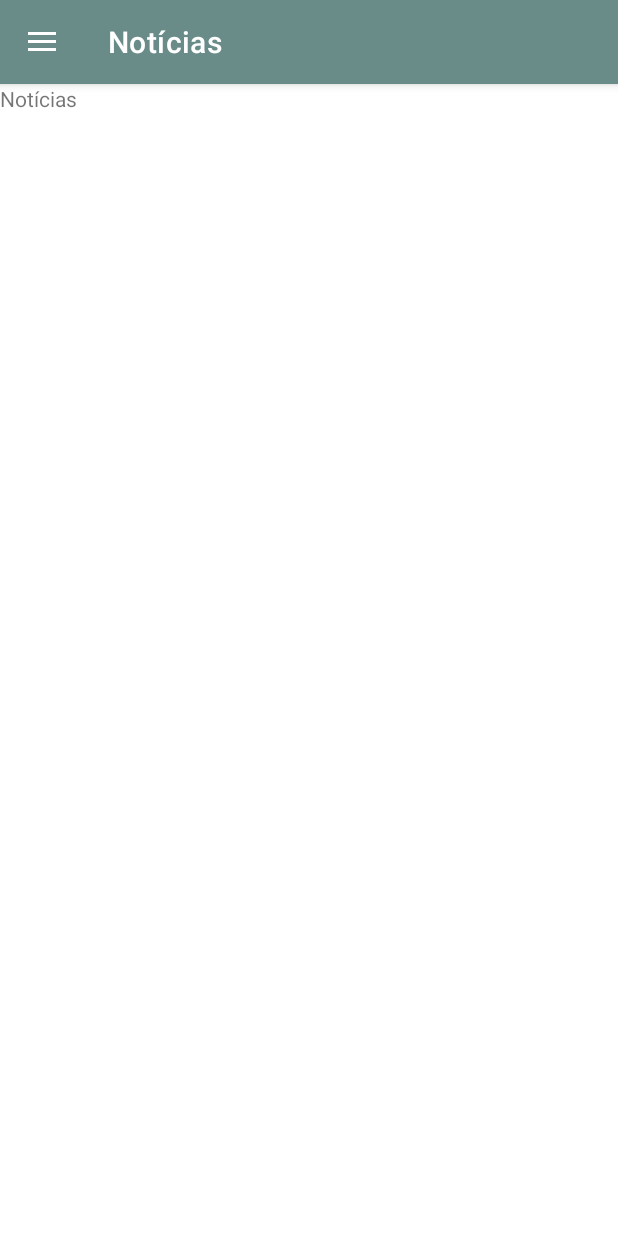
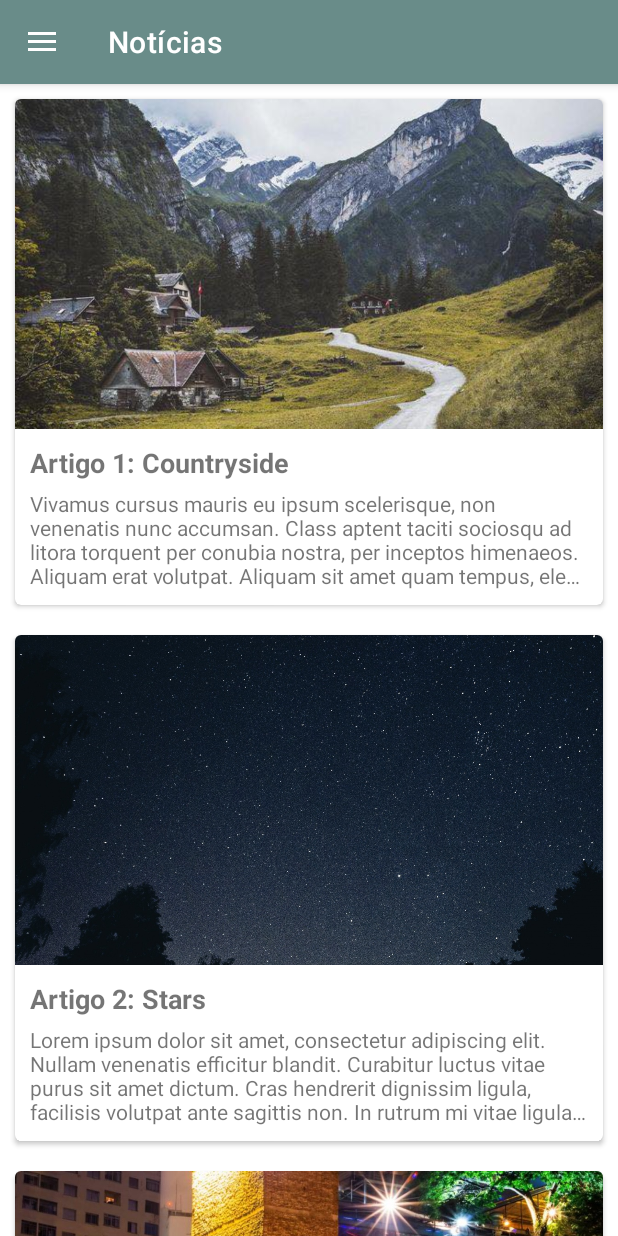
Before and after one commit to gabrieldumes/super-app-3.0, an Android app: the screen it shows after launch (MainActivity), in the side drawer, after a tap on "Notícias", on a phone screen of 412 x 824 dp. Run offline under Robolectric (Android 15) with nearby library versions, the light colour scheme and no system bars; our stand-ins replace navigation-ui.

Commit message:
Fragment Notícias

```diff
--- a/app/src/main/AndroidManifest.xml
+++ b/app/src/main/AndroidManifest.xml
@@ -10,7 +10,7 @@
         android:supportsRtl="true"
         android:theme="@style/Theme.SuperApp30">
         <activity
-            android:name=".MainActivity"
+            android:name=".activity.MainActivity"
             android:label="@string/app_name"
             android:theme="@style/Theme.SuperApp30.NoActionBar">
             <intent-filter>
--- a/app/src/main/java/com/example/superapp30/MainActivity.java
+++ b/app/src/main/java/com/example/superapp30/activity/MainActivity.java
@@ -1,9 +1,10 @@
-package com.example.superapp30;
+package com.example.superapp30.activity;
 
 import android.os.Bundle;
 import android.view.View;
 import android.view.Menu;
 
+import com.example.superapp30.R;
 import com.google.android.material.floatingactionbutton.FloatingActionButton;
 import com.google.android.material.snackbar.Snackbar;
 import com.google.android.material.navigation.NavigationView;
@@ -34,8 +35,7 @@ public class MainActivity extends AppCompatActivity {
         // menu should be considered as top level destinations.
         mAppBarConfiguration = new AppBarConfiguration.Builder(
                 R.id.nav_inicio, R.id.nav_noticias, R.id.nav_calculadora,
-                R.id.nav_lista_tarefas, R.id.nav_lista_livros, R.id.nav_media
-        )
+                R.id.nav_lista_tarefas, R.id.nav_lista_livros, R.id.nav_media)
                 .setDrawerLayout(drawer)
                 .build();
         NavController navController = Navigation.findNavController(this, R.id.nav_host_fragment);
--- /dev/null
+++ b/app/src/main/java/com/example/superapp30/adapter/AdapterNoticias.java
@@ -0,0 +1,59 @@
+package com.example.superapp30.adapter;
+
+import android.view.LayoutInflater;
+import android.view.View;
+import android.view.ViewGroup;
+import android.widget.ImageView;
+import android.widget.TextView;
+
+import androidx.annotation.NonNull;
+import androidx.recyclerview.widget.RecyclerView;
+
+import com.example.superapp30.R;
+import com.example.superapp30.model.Noticia;
+
+import java.util.List;
+
+public class AdapterNoticias extends RecyclerView.Adapter<AdapterNoticias.MyViewHolder> {
+
+    private List<Noticia> listaNoticias;
+
+    public AdapterNoticias(List<Noticia> listaNoticias) {
+        this.listaNoticias = listaNoticias;
+    }
+
+    @NonNull
+    @Override
+    public MyViewHolder onCreateViewHolder(@NonNull ViewGroup parent, int viewType) {
+        View itemView = LayoutInflater.from(parent.getContext())
+                .inflate(R.layout.item_lista_noticias, parent, false);
+        return new MyViewHolder(itemView);
+    }
+
+    @Override
+    public void onBindViewHolder(@NonNull MyViewHolder holder, int position) {
+        Noticia noticia = listaNoticias.get(position);
+        holder.imagem.setImageResource(noticia.getImagem());
+        holder.textTitulo.setText(noticia.getTitulo());
+        holder.textArtigo.setText(noticia.getArtigo());
+    }
+
+    @Override
+    public int getItemCount() {
+        return listaNoticias.size();
+    }
+
+    public class MyViewHolder extends RecyclerView.ViewHolder {
+
+        private ImageView imagem;
+        private TextView textTitulo, textArtigo;
+
+        public MyViewHolder(@NonNull View itemView) {
+            super(itemView);
+
+            imagem = itemView.findViewById(R.id.imageItemNoticias);
+            textTitulo = itemView.findViewById(R.id.textItemTituloNoticias);
+            textArtigo = itemView.findViewById(R.id.textArtigoItemNoticias);
+        }
+    }
+}
--- /dev/null
+++ b/app/src/main/java/com/example/superapp30/model/Noticia.java
@@ -0,0 +1,41 @@
+package com.example.superapp30.model;
+
+public class Noticia {
+
+    private int imagem;
+    private String titulo, artigo;
+
+    public Noticia() {
+
+    }
+
+    public Noticia(int imagem, String titulo, String artigo) {
+        this.imagem = imagem;
+        this.titulo = titulo;
+        this.artigo = artigo;
+    }
+
+    public int getImagem() {
+        return imagem;
+    }
+
+    public void setImagem(int imagem) {
+        this.imagem = imagem;
+    }
+
+    public String getTitulo() {
+        return titulo;
+    }
+
+    public void setTitulo(String titulo) {
+        this.titulo = titulo;
+    }
+
+    public String getArtigo() {
+        return artigo;
+    }
+
+    public void setArtigo(String artigo) {
+        this.artigo = artigo;
+    }
+}
--- a/app/src/main/java/com/example/superapp30/ui/NoticiasFragment.java
+++ b/app/src/main/java/com/example/superapp30/ui/NoticiasFragment.java
@@ -3,64 +3,63 @@ package com.example.superapp30.ui;
 import android.os.Bundle;
 
 import androidx.fragment.app.Fragment;
+import androidx.recyclerview.widget.LinearLayoutManager;
+import androidx.recyclerview.widget.RecyclerView;
 
 import android.view.LayoutInflater;
 import android.view.View;
 import android.view.ViewGroup;
 
 import com.example.superapp30.R;
+import com.example.superapp30.adapter.AdapterNoticias;
+import com.example.superapp30.model.Noticia;
 
-/**
- * A simple {@link Fragment} subclass.
- * Use the {@link NoticiasFragment#newInstance} factory method to
- * create an instance of this fragment.
- */
+import java.util.ArrayList;
+import java.util.List;
+
 public class NoticiasFragment extends Fragment {
 
-    // TODO: Rename parameter arguments, choose names that match
-    // the fragment initialization parameters, e.g. ARG_ITEM_NUMBER
-    private static final String ARG_PARAM1 = "param1";
-    private static final String ARG_PARAM2 = "param2";
+    private RecyclerView recyclerViewNoticias;
 
-    // TODO: Rename and change types of parameters
-    private String mParam1;
-    private String mParam2;
+    private List<Noticia> listaNoticias = new ArrayList<>();
 
-    public NoticiasFragment() {
-        // Required empty public constructor
+    public View onCreateView(LayoutInflater inflater, ViewGroup container,
+                             Bundle savedInstanceState) {
+        View view = inflater.inflate(R.layout.fragment_noticias, container, false);
+
+        recyclerViewNoticias = view.findViewById(R.id.recyclerViewNoticias);
+
+        RecyclerView.LayoutManager layoutManager = new LinearLayoutManager(getActivity());
+        recyclerViewNoticias.setLayoutManager(layoutManager);
+        recyclerViewNoticias.setHasFixedSize(true);
+
+        criarNoticas();
+
+        AdapterNoticias adapter = new AdapterNoticias(listaNoticias);
+        recyclerViewNoticias.setAdapter(adapter);
+
+        return view;
     }
 
-    /**
-     * Use this factory method to create a new instance of
-     * this fragment using the provided parameters.
-     *
-     * @param param1 Parameter 1.
-     * @param param2 Parameter 2.
-     * @return A new instance of fragment NoticiasFragment.
-     */
-    // TODO: Rename and change types and number of parameters
-    public static NoticiasFragment newInstance(String param1, String param2) {
-        NoticiasFragment fragment = new NoticiasFragment();
-        Bundle args = new Bundle();
-        args.putString(ARG_PARAM1, param1);
-        args.putString(ARG_PARAM2, param2);
-        fragment.setArguments(args);
-        return fragment;
-    }
+    public void criarNoticas() {
+        Noticia noticia = new Noticia(R.drawable.countryside, "Artigo 1: Countryside", "");
+        noticia.setArtigo(getResources().getString(R.string.noticia_countryside));
+        listaNoticias.add(noticia);
 
-    @Override
-    public void onCreate(Bundle savedInstanceState) {
-        super.onCreate(savedInstanceState);
-        if (getArguments() != null) {
-            mParam1 = getArguments().getString(ARG_PARAM1);
-            mParam2 = getArguments().getString(ARG_PARAM2);
-        }
-    }
+        noticia = new Noticia(R.drawable.stars, "Artigo 2: Stars", "");
+        noticia.setArtigo(getResources().getString(R.string.noticia_stars));
+        listaNoticias.add(noticia);
 
-    @Override
-    public View onCreateView(LayoutInflater inflater, ViewGroup container,
-                             Bundle savedInstanceState) {
-        // Inflate the layout for this fragment
-        return inflater.inflate(R.layout.fragment_noticias, container, false);
+        noticia = new Noticia(R.drawable.arch, "Artigo 3: Arquitetura", "");
+        noticia.setArtigo(getResources().getString(R.string.noticia_arch));
+        listaNoticias.add(noticia);
+
+        noticia = new Noticia(R.drawable.car, "Artigo 4: Carro", "");
+        noticia.setArtigo(getResources().getString(R.string.noticia_car));
+        listaNoticias.add(noticia);
+
+        noticia = new Noticia(R.drawable.boson, "Artigo 5: Bóson", "");
+        noticia.setArtigo(getResources().getString(R.string.noticia_boson));
+        listaNoticias.add(noticia);
     }
 }
--- a/app/src/main/res/layout/app_bar_main.xml
+++ b/app/src/main/res/layout/app_bar_main.xml
@@ -4,7 +4,7 @@
     xmlns:tools="http://schemas.android.com/tools"
     android:layout_width="match_parent"
     android:layout_height="match_parent"
-    tools:context=".MainActivity">
+    tools:context=".activity.MainActivity">
 
     <com.google.android.material.appbar.AppBarLayout
         android:layout_width="match_parent"
--- a/app/src/main/res/layout/fragment_noticias.xml
+++ b/app/src/main/res/layout/fragment_noticias.xml
@@ -1,14 +1,13 @@
 <?xml version="1.0" encoding="utf-8"?>
-<FrameLayout xmlns:android="http://schemas.android.com/apk/res/android"
+<LinearLayout xmlns:android="http://schemas.android.com/apk/res/android"
     xmlns:tools="http://schemas.android.com/tools"
     android:layout_width="match_parent"
     android:layout_height="match_parent"
-    tools:context=".ui.NoticiasFragment">
+    android:orientation="vertical"
+    tools:context=".ui.MediaFragment" >
 
-    <!-- TODO: Update blank fragment layout -->
-    <TextView
+    <androidx.recyclerview.widget.RecyclerView
+        android:id="@+id/recyclerViewNoticias"
         android:layout_width="match_parent"
-        android:layout_height="match_parent"
-        android:text="@string/menu_noticias" />
-
-</FrameLayout>
+        android:layout_height="match_parent" />
+</LinearLayout>
--- /dev/null
+++ b/app/src/main/res/layout/item_lista_noticias.xml
@@ -0,0 +1,53 @@
+<?xml version="1.0" encoding="utf-8"?>
+<androidx.cardview.widget.CardView xmlns:android="http://schemas.android.com/apk/res/android"
+    xmlns:app="http://schemas.android.com/apk/res-auto"
+    xmlns:tools="http://schemas.android.com/tools"
+    android:layout_width="match_parent"
+    android:layout_height="wrap_content"
+    android:layout_margin="10dp"
+    android:orientation="vertical"
+    app:cardCornerRadius="4dp"
+    app:cardElevation="2dp"
+    tools:context=".ui.NoticiasFragment">
+
+    <LinearLayout
+        android:layout_width="match_parent"
+        android:layout_height="match_parent"
+        android:orientation="vertical">
+
+        <ImageView
+            android:id="@+id/imageItemNoticias"
+            android:layout_width="match_parent"
+            android:layout_height="220dp"
+            android:scaleType="centerCrop"
+            android:src="@drawable/stars" />
+
+        <TextView
+            android:id="@+id/textItemTituloNoticias"
+            android:layout_width="match_parent"
+            android:layout_height="wrap_content"
+            android:layout_marginStart="10dp"
+            android:layout_marginLeft="10dp"
+            android:layout_marginTop="10dp"
+            android:layout_marginEnd="10dp"
+            android:layout_marginRight="10dp"
+            android:layout_marginBottom="5dp"
+            android:text="Título: Artigo"
+            android:textSize="18sp"
+            android:textStyle="bold" />
+
+        <TextView
+            android:id="@+id/textArtigoItemNoticias"
+            android:layout_width="match_parent"
+            android:layout_height="wrap_content"
+            android:layout_marginStart="10dp"
+            android:layout_marginLeft="10dp"
+            android:layout_marginTop="0dp"
+            android:layout_marginEnd="10dp"
+            android:layout_marginRight="10dp"
+            android:layout_marginBottom="10dp"
+            android:ellipsize="end"
+            android:maxLines="4"
+            android:text="Lorem ipsum dolor sit amet, consectetur adipiscing elit, sed do eiusmod tempor incididunt ut labore et dolore magna aliqua. Ut enim ad minim veniam, quis nostrud exercitation ullamco laboris nisi ut aliquip ex ea commodo consequat." />
+    </LinearLayout>
+</androidx.cardview.widget.CardView>
--- a/app/src/main/res/values/strings.xml
+++ b/app/src/main/res/values/strings.xml
@@ -15,4 +15,26 @@
     <string name="menu_media">Media</string>
     <!-- TODO: Remove or change this placeholder text -->
     <string name="hello_blank_fragment">Hello blank fragment</string>
+
+    <string name="noticia_stars">
+        Lorem ipsum dolor sit amet, consectetur adipiscing elit. Nullam venenatis efficitur blandit. Curabitur luctus vitae purus sit amet dictum. Cras hendrerit dignissim ligula, facilisis volutpat ante sagittis non. In rutrum mi vitae ligula euismod, id porttitor justo gravida. Suspendisse blandit nec odio sed fringilla. Aenean id blandit quam, id mattis nibh. Proin quis nisl ut orci condimentum pretium nec vitae odio. Aenean facilisis diam ipsum, id commodo augue sollicitudin quis. Sed nec eros sed dolor mattis scelerisque eu eget lectus. Donec efficitur massa vel accumsan rhoncus. Duis sodales sapien orci, vel interdum lectus facilisis eu. Sed ante enim, auctor non ullamcorper eu, accumsan in est. In malesuada, tellus sagittis luctus finibus, eros odio cursus elit, non placerat lacus enim vel nisl.
+    </string>
+    <string name="noticia_boson">
+        Vivamus cursus mauris eu ipsum scelerisque, non venenatis nunc accumsan. Class aptent taciti sociosqu ad litora torquent per conubia nostra, per inceptos himenaeos. Aliquam erat volutpat. Aliquam sit amet quam tempus, elementum sapien at, imperdiet diam. Fusce tempor sagittis euismod. In venenatis purus vitae porttitor facilisis. Sed sit amet pretium velit, sed ornare purus. Sed sed nunc quis dui sodales convallis vel vel neque. Vivamus auctor tempor tortor ut porttitor. Quisque vulputate ex lacus, tempor sagittis nisi tempus vel. In dapibus finibus facilisis. Praesent ut sem in erat ornare rhoncus a eu nisl. Pellentesque suscipit felis purus, sed vehicula nulla vehicula quis. Donec sed elit mattis, varius urna nec, tristique massa.
+
+        Cras non vestibulum massa, in sodales dolor. Cras non mattis enim. Sed id risus posuere, placerat purus a, convallis ligula. Etiam vel iaculis elit. Morbi posuere dignissim venenatis. Etiam eleifend facilisis diam, ac fringilla erat imperdiet eu. Aliquam in lacus tristique, ultrices dui et, egestas justo.
+
+        Nam lacinia id arcu eu pharetra. Lorem ipsum dolor sit amet, consectetur adipiscing elit. Phasellus rutrum hendrerit leo eu accumsan. Pellentesque habitant morbi tristique senectus et netus et malesuada fames ac turpis egestas. Integer arcu odio, bibendum vel ligula in, iaculis aliquet erat. Etiam at lectus dapibus, eleifend eros non, dignissim ligula. Nam volutpat velit efficitur sapien tristique venenatis. Nulla ipsum ipsum, vestibulum vitae purus vel, sagittis convallis ipsum. Ut condimentum venenatis neque nec cursus. In tincidunt, ipsum eu pretium porttitor, orci eros dignissim enim, sed tempor nisl mauris sed enim. Donec id sapien eu leo suscipit auctor eu a nisi. Vestibulum nec felis augue. Vestibulum facilisis neque et varius maximus. Aenean aliquam vehicula nisi, vitae sodales felis ultricies tristique. Morbi ut mattis lectus, tempus porta diam. Suspendisse pellentesque ex vehicula orci vestibulum ultricies.
+    </string>
+    <string name="noticia_arch">
+        Cras non vestibulum massa, in sodales dolor. Cras non mattis enim. Sed id risus posuere, placerat purus a, convallis ligula. Etiam vel iaculis elit. Morbi posuere dignissim venenatis. Etiam eleifend facilisis diam, ac fringilla erat imperdiet eu. Aliquam in lacus tristique, ultrices dui et, egestas justo.
+    </string>
+    <string name="noticia_car">
+        Cras non vestibulum massa, in sodales dolor. Cras non mattis enim. Sed id risus posuere, placerat purus a, convallis ligula. Etiam vel iaculis elit. Morbi posuere dignissim venenatis. Etiam eleifend facilisis diam, ac fringilla erat imperdiet eu. Aliquam in lacus tristique, ultrices dui et, egestas justo.
+
+        Nam lacinia id arcu eu pharetra. Lorem ipsum dolor sit amet, consectetur adipiscing elit. Phasellus rutrum hendrerit leo eu accumsan. Pellentesque habitant morbi tristique senectus et netus et malesuada fames ac turpis egestas. Integer arcu odio, bibendum vel ligula in, iaculis aliquet erat. Etiam at lectus dapibus, eleifend eros non, dignissim ligula. Nam volutpat velit efficitur sapien tristique venenatis. Nulla ipsum ipsum, vestibulum vitae purus vel, sagittis convallis ipsum. Ut condimentum venenatis neque nec cursus. In tincidunt, ipsum eu pretium porttitor, orci eros dignissim enim, sed tempor nisl mauris sed enim. Donec id sapien eu leo suscipit auctor eu a nisi. Vestibulum nec felis augue. Vestibulum facilisis neque et varius maximus. Aenean aliquam vehicula nisi, vitae sodales felis ultricies tristique. Morbi ut mattis lectus, tempus porta diam. Suspendisse pellentesque ex vehicula orci vestibulum ultricies.
+    </string>
+    <string name="noticia_countryside">
+        Vivamus cursus mauris eu ipsum scelerisque, non venenatis nunc accumsan. Class aptent taciti sociosqu ad litora torquent per conubia nostra, per inceptos himenaeos. Aliquam erat volutpat. Aliquam sit amet quam tempus, elementum sapien at, imperdiet diam. Fusce tempor sagittis euismod. In venenatis purus vitae porttitor facilisis. Sed sit amet pretium velit, sed ornare purus. Sed sed nunc quis dui sodales convallis vel vel neque. Vivamus auctor tempor tortor ut porttitor. Quisque vulputate ex lacus, tempor sagittis nisi tempus vel. In dapibus finibus facilisis. Praesent ut sem in erat ornare rhoncus a eu nisl. Pellentesque suscipit felis purus, sed vehicula nulla vehicula quis. Donec sed elit mattis, varius urna nec, tristique massa.
+    </string>
 </resources>
```
Also changed, not shown: app/src/main/res/drawable/arch.jpg (added), app/src/main/res/drawable/boson.jpeg (added), app/src/main/res/drawable/car.jpg (added), app/src/main/res/drawable/countryside.jpg (added), app/src/main/res/drawable/stars.jpg (added).
